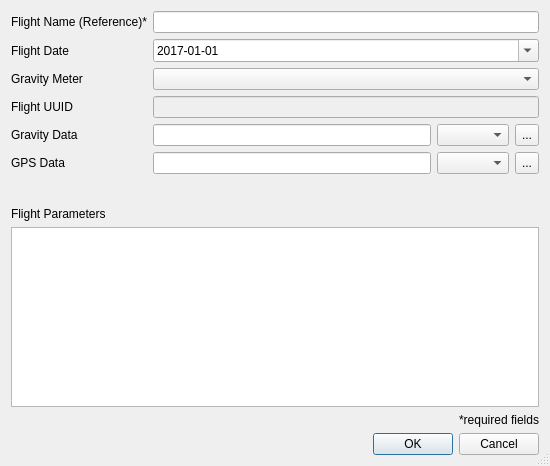
First picture: the form in dgp/gui/ui/add_flight_dialog.ui, repository DynamicGravitySystems/DGP, before the edit.
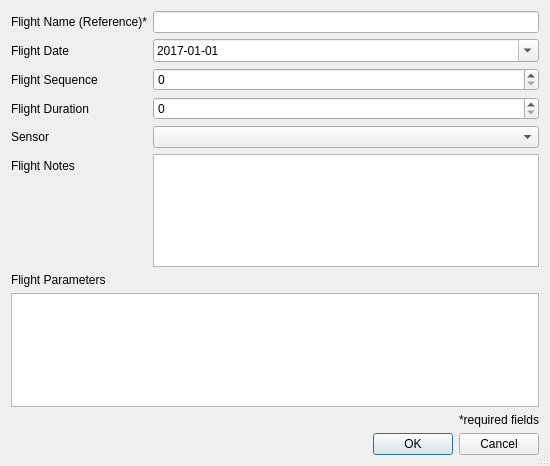
Second picture: the form after the edit. Icons and pictures are not drawn.

Commit message:
Add improved import dialogs for Flight/Gravimeter/Data
Also deleted deprecated code from dialogs.py, new dialogs will be created in their own modules in dgp/gui/dialog

The edit to the form file:
```diff
--- a/dgp/gui/ui/add_flight_dialog.ui
+++ b/dgp/gui/ui/add_flight_dialog.ui
@@ -29,31 +29,31 @@
   <layout class="QVBoxLayout" name="verticalLayout">
    <item>
     <layout class="QFormLayout" name="form_input_layout">
-     <item row="1" column="0">
-      <widget class="QLabel" name="label_name">
+     <item row="0" column="0">
+      <widget class="QLabel" name="ql_flight_name">
        <property name="text">
         <string>Flight Name (Reference)*</string>
        </property>
        <property name="buddy">
-        <cstring>text_name</cstring>
+        <cstring>qle_flight_name</cstring>
        </property>
       </widget>
      </item>
-     <item row="1" column="1">
-      <widget class="QLineEdit" name="text_name"/>
+     <item row="0" column="1">
+      <widget class="QLineEdit" name="qle_flight_name"/>
      </item>
-     <item row="2" column="0">
-      <widget class="QLabel" name="label_date">
+     <item row="1" column="0">
+      <widget class="QLabel" name="ql_flight_date">
        <property name="text">
         <string>Flight Date</string>
        </property>
        <property name="buddy">
-        <cstring>date_flight</cstring>
+        <cstring>qde_flight_date</cstring>
        </property>
       </widget>
      </item>
-     <item row="2" column="1">
-      <widget class="QDateEdit" name="date_flight">
+     <item row="1" column="1">
+      <widget class="QDateEdit" name="qde_flight_date">
        <property name="displayFormat">
         <string>yyyy-MM-dd</string>
        </property>
@@ -69,160 +69,48 @@
        </property>
       </widget>
      </item>
-     <item row="3" column="0">
-      <widget class="QLabel" name="label_meter">
-       <property name="text">
-        <string>Gravity Meter</string>
-       </property>
-       <property name="buddy">
-        <cstring>combo_meter</cstring>
-       </property>
-      </widget>
-     </item>
      <item row="4" column="0">
-      <widget class="QLabel" name="label_uuid">
+      <widget class="QLabel" name="ql_meter">
        <property name="text">
-        <string>Flight UUID</string>
+        <string>Sensor</string>
+       </property>
+       <property name="buddy">
+        <cstring>cb_gravimeters</cstring>
        </property>
       </widget>
      </item>
-     <item row="3" column="1">
-      <widget class="QComboBox" name="combo_meter"/>
-     </item>
      <item row="4" column="1">
-      <widget class="QLineEdit" name="text_uuid">
-       <property name="enabled">
-        <bool>false</bool>
-       </property>
-       <property name="readOnly">
-        <bool>true</bool>
-       </property>
-      </widget>
+      <widget class="QComboBox" name="cb_gravimeters"/>
      </item>
      <item row="5" column="0">
-      <widget class="QLabel" name="label_gravity">
+      <widget class="QLabel" name="ql_notes">
        <property name="text">
-        <string>Gravity Data</string>
-       </property>
-       <property name="buddy">
-        <cstring>path_gravity</cstring>
+        <string>Flight Notes</string>
        </property>
       </widget>
      </item>
      <item row="5" column="1">
-      <layout class="QHBoxLayout" name="gravity_layout">
-       <item>
-        <widget class="QLineEdit" name="path_gravity">
-         <property name="sizePolicy">
-          <sizepolicy hsizetype="Minimum" vsizetype="Preferred">
-           <horstretch>2</horstretch>
-           <verstretch>0</verstretch>
-          </sizepolicy>
-         </property>
-         <property name="baseSize">
-          <size>
-           <width>200</width>
-           <height>0</height>
-          </size>
-         </property>
-        </widget>
-       </item>
-       <item>
-        <widget class="QComboBox" name="cb_grav_format"/>
-       </item>
-       <item>
-        <widget class="QToolButton" name="browse_gravity">
-         <property name="sizePolicy">
-          <sizepolicy hsizetype="Maximum" vsizetype="Preferred">
-           <horstretch>0</horstretch>
-           <verstretch>0</verstretch>
-          </sizepolicy>
-         </property>
-         <property name="maximumSize">
-          <size>
-           <width>16777215</width>
-           <height>16777215</height>
-          </size>
-         </property>
-         <property name="baseSize">
-          <size>
-           <width>50</width>
-           <height>0</height>
-          </size>
-         </property>
-         <property name="toolTip">
-          <string>Browse</string>
-         </property>
-         <property name="statusTip">
-          <string>Browse</string>
-         </property>
-         <property name="text">
-          <string>...</string>
-         </property>
-        </widget>
-       </item>
-      </layout>
+      <widget class="QTextEdit" name="qte_notes"/>
      </item>
-     <item row="6" column="0">
-      <widget class="QLabel" name="label_gps">
+     <item row="2" column="0">
+      <widget class="QLabel" name="ql_sequence">
        <property name="text">
-        <string>GPS Data</string>
+        <string>Flight Sequence</string>
        </property>
-       <property name="buddy">
-        <cstring>path_gps</cstring>
+      </widget>
+     </item>
+     <item row="2" column="1">
+      <widget class="QSpinBox" name="qsb_sequence"/>
+     </item>
+     <item row="3" column="0">
+      <widget class="QLabel" name="ql_duration">
+       <property name="text">
+        <string>Flight Duration</string>
        </property>
       </widget>
      </item>
-     <item row="6" column="1">
-      <layout class="QHBoxLayout" name="gps_layout">
-       <item>
-        <widget class="QLineEdit" name="path_gps">
-         <property name="sizePolicy">
-          <sizepolicy hsizetype="Minimum" vsizetype="Preferred">
-           <horstretch>2</horstretch>
-           <verstretch>0</verstretch>
-          </sizepolicy>
-         </property>
-         <property name="baseSize">
-          <size>
-           <width>200</width>
-           <height>0</height>
-          </size>
-         </property>
-        </widget>
-       </item>
-       <item>
-        <widget class="QComboBox" name="cb_gps_format"/>
-       </item>
-       <item>
-        <widget class="QToolButton" name="browse_gps">
-         <property name="sizePolicy">
-          <sizepolicy hsizetype="Maximum" vsizetype="Preferred">
-           <horstretch>0</horstretch>
-           <verstretch>0</verstretch>
-          </sizepolicy>
-         </property>
-         <property name="maximumSize">
-          <size>
-           <width>16777215</width>
-           <height>16777215</height>
-          </size>
-         </property>
-         <property name="baseSize">
-          <size>
-           <width>50</width>
-           <height>0</height>
-          </size>
-         </property>
-         <property name="toolTip">
-          <string>Browse</string>
-         </property>
-         <property name="text">
-          <string>...</string>
-         </property>
-        </widget>
-       </item>
-      </layout>
+     <item row="3" column="1">
+      <widget class="QSpinBox" name="qsb_duration"/>
      </item>
     </layout>
    </item>
```
Left out of the diff: 6 changed lines with no effect on the pictures. The commit also changes 7 other files.
